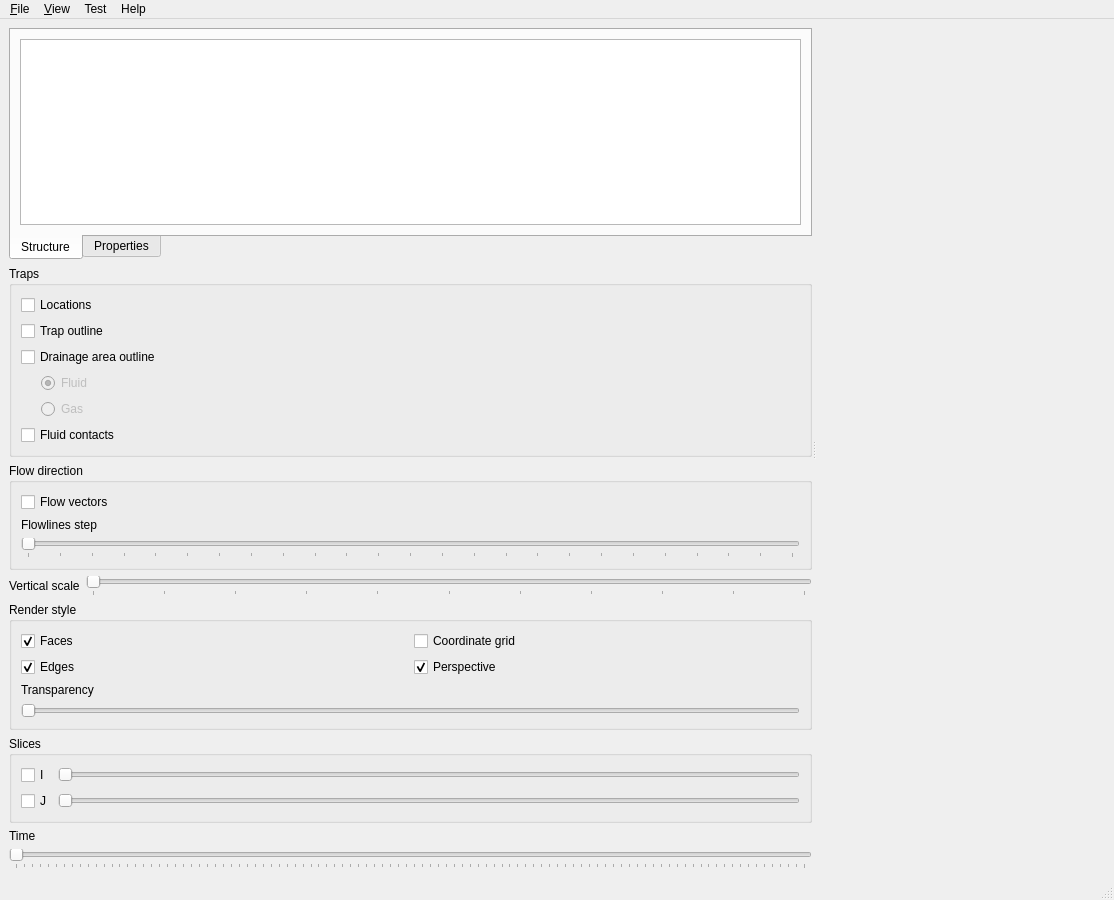
Before: the Qt Designer form development/applications/4DViewer/4DViewer/MainWindow.ui in ArchanaKathiresanHub/Geosigns-Be-Basin-Modelling, drawn with Qt 5.
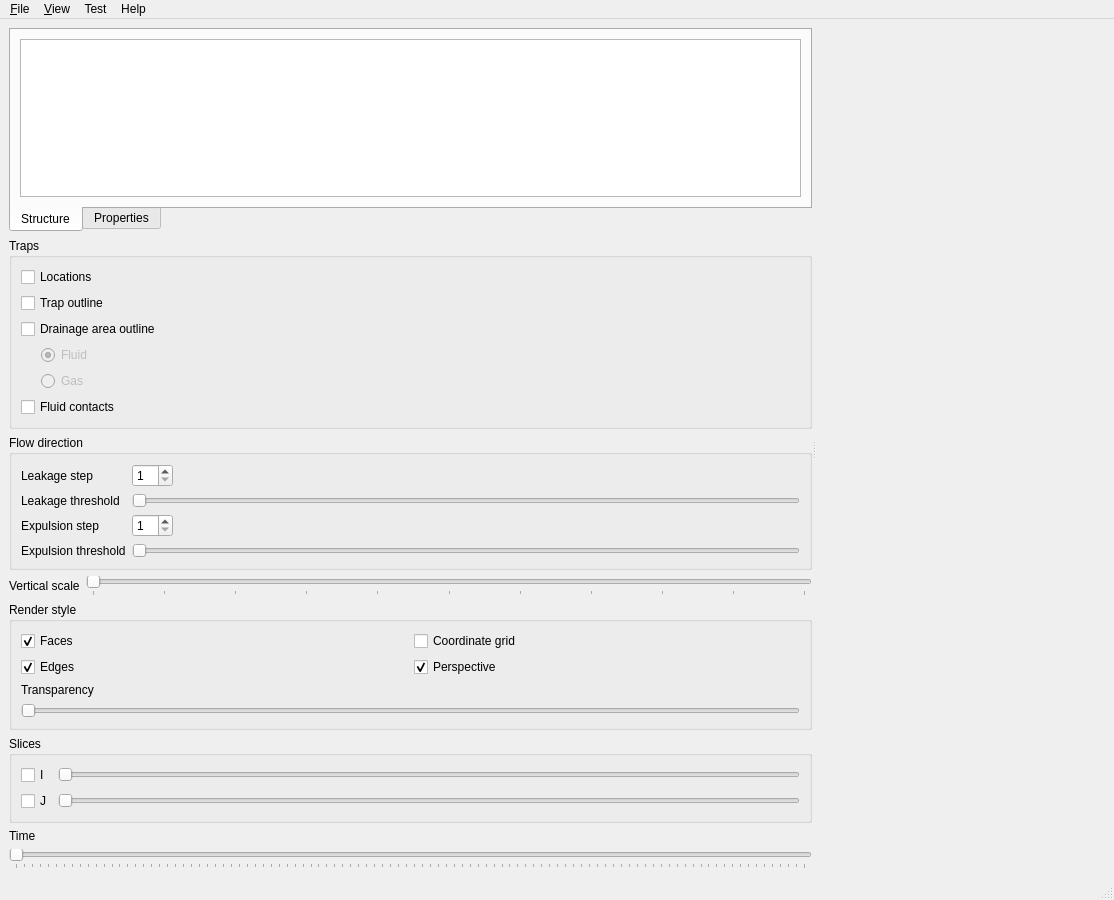
After: the same form once the commit is applied. Custom widgets are drawn as their Qt base class.

Commit message:
Added separate step & threshold for flowlines
git-tfs-force:No workitem
git-tfs-id: [https://sede-pt-ce2.visualstudio.com/DefaultCollection]$/Basin Modeling/IBS/Trunk;C56866

```diff
--- a/development/applications/4DViewer/4DViewer/MainWindow.ui
+++ b/development/applications/4DViewer/4DViewer/MainWindow.ui
@@ -182,26 +182,112 @@
           </property>
           <layout class="QVBoxLayout" name="verticalLayout_2">
            <item>
-            <widget class="QCheckBox" name="checkBoxFlowVectors">
+            <layout class="QGridLayout" name="gridLayout_3">
+             <item row="0" column="0">
+              <widget class="QLabel" name="label_5">
              <property name="text">
-              <string>Flow vectors</string>
+                <string>Leakage step</string>
              </property>
             </widget>
            </item>
+             <item row="0" column="1">
+              <layout class="QHBoxLayout" name="horizontalLayout_6">
            <item>
+                <widget class="QSpinBox" name="spinBoxLeakageStep">
+                 <property name="minimum">
+                  <number>1</number>
+                 </property>
+                </widget>
+               </item>
+               <item>
+                <spacer name="horizontalSpacer_2">
+                 <property name="orientation">
+                  <enum>Qt::Horizontal</enum>
+                 </property>
+                 <property name="sizeHint" stdset="0">
+                  <size>
+                   <width>40</width>
+                   <height>20</height>
+                  </size>
+                 </property>
+                </spacer>
+               </item>
+              </layout>
+             </item>
+             <item row="1" column="0">
+              <widget class="QLabel" name="label_4">
+               <property name="text">
+                <string>Leakage threshold</string>
+               </property>
+              </widget>
+             </item>
+             <item row="1" column="1">
+              <widget class="QSlider" name="sliderLeakageThreshold">
+               <property name="minimum">
+                <number>0</number>
+               </property>
+               <property name="maximum">
+                <number>100</number>
+               </property>
+               <property name="pageStep">
+                <number>5</number>
+               </property>
+               <property name="orientation">
+                <enum>Qt::Horizontal</enum>
+               </property>
+               <property name="tickPosition">
+                <enum>QSlider::NoTicks</enum>
+               </property>
+               <property name="tickInterval">
+                <number>1</number>
+               </property>
+              </widget>
+             </item>
+             <item row="2" column="0">
+              <widget class="QLabel" name="label_3">
+               <property name="text">
+                <string>Expulsion step</string>
+               </property>
+              </widget>
+             </item>
+             <item row="2" column="1">
+              <layout class="QHBoxLayout" name="horizontalLayout_5">
+               <item>
+                <widget class="QSpinBox" name="spinBoxExpulsionStep">
+                 <property name="minimum">
+                  <number>1</number>
+                 </property>
+                </widget>
+               </item>
+               <item>
+                <spacer name="horizontalSpacer_3">
+                 <property name="orientation">
+                  <enum>Qt::Horizontal</enum>
+                 </property>
+                 <property name="sizeHint" stdset="0">
+                  <size>
+                   <width>40</width>
+                   <height>20</height>
+                  </size>
+                 </property>
+                </spacer>
+               </item>
+              </layout>
+             </item>
+             <item row="3" column="0">
             <widget class="QLabel" name="label_2">
              <property name="text">
-              <string>Flowlines step</string>
+                <string>Expulsion threshold</string>
              </property>
             </widget>
            </item>
-           <item>
-            <widget class="QSlider" name="sliderFlowLinesStep">
+             <item row="3" column="1">
+              <widget class="QSlider" name="sliderExpulsionThreshold">
              <property name="minimum">
-              <number>1</number>
+                <number>0</number>
              </property>
              <property name="maximum">
-              <number>25</number>
+                <number>100</number>
              </property>
              <property name="pageStep">
               <number>5</number>
@@ -210,12 +296,14 @@
               <enum>Qt::Horizontal</enum>
              </property>
              <property name="tickPosition">
-              <enum>QSlider::TicksBelow</enum>
+                <enum>QSlider::NoTicks</enum>
              </property>
              <property name="tickInterval">
               <number>1</number>
              </property>
             </widget>
+             </item>
+            </layout>
            </item>
           </layout>
          </widget>
```
Left out of the diff: 3 changed lines with no effect on the pictures. Lines whose indentation alone changed are shown as unchanged. The commit also changes 8 other files.
